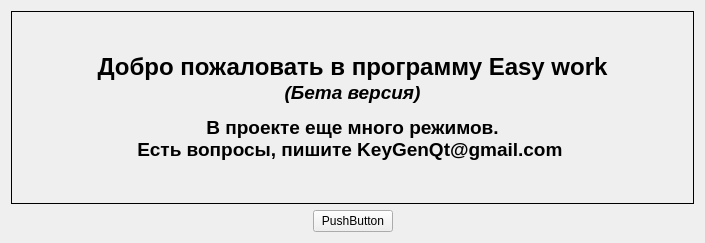
Qt form Easy-work/Plugin/CoreWidget/CoreWidget/corewidget.ui (KeyGen/Easy-work) before a commit.
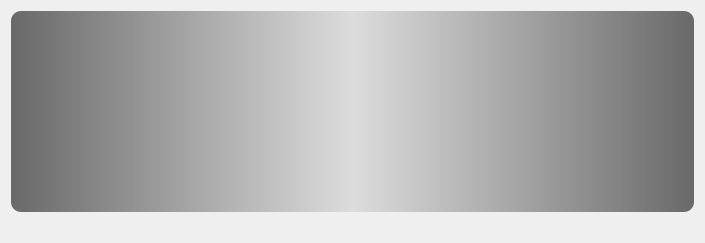
The same form after that commit.

Patch:
```diff
--- a/Easy-work/Plugin/CoreWidget/CoreWidget/corewidget.ui
+++ b/Easy-work/Plugin/CoreWidget/CoreWidget/corewidget.ui
@@ -27,26 +27,6 @@
      </property>
     </spacer>
    </item>
-   <item row="0" column="0" colspan="3">
-    <widget class="QLabel" name="label">
-     <property name="font">
-      <font>
-       <pointsize>18</pointsize>
-       <weight>75</weight>
-       <bold>true</bold>
-      </font>
-     </property>
-     <property name="frameShape">
-      <enum>QFrame::Box</enum>
-     </property>
-     <property name="text">
-      <string>&lt;html&gt;&lt;head/&gt;&lt;body&gt;&lt;p&gt;Добро пожаловать в программу Easy work&lt;br/&gt;&lt;span style=&quot; font-size:14pt; font-style:italic;&quot;&gt;(Бета версия)&lt;/span&gt;&lt;/p&gt;&lt;p&gt;&lt;span style=&quot; font-size:14pt;&quot;&gt;В проекте еще много режимов.&lt;br/&gt;Есть вопросы, пишите KeyGenQt@gmail.com &lt;/span&gt;&lt;/p&gt;&lt;/body&gt;&lt;/html&gt;</string>
-     </property>
-     <property name="alignment">
-      <set>Qt::AlignCenter</set>
-     </property>
-    </widget>
-   </item>
    <item row="1" column="2">
     <spacer name="horizontalSpacer_2">
      <property name="orientation">
@@ -60,11 +40,24 @@
      </property>
     </spacer>
    </item>
-   <item row="1" column="1">
-    <widget class="QPushButton" name="pushButton">
-     <property name="text">
-      <string>PushButton</string>
+   <item row="0" column="0" colspan="3">
+    <widget class="QWidget" name="widgetQml" native="true">
+     <property name="styleSheet">
+      <string notr="true">background: qlineargradient(x1:0, y1:0.5, x2:1, y2:0.5, stop:0 #696969, stop:0.5 #dcdcdc, stop:1 #696969);
+border-radius: 0px;
+border-top-left-radius: 10px;
+border-top-right-radius: 10px;
+border-bottom-right-radius: 10px;
+border-bottom-left-radius: 10px;</string>
      </property>
+     <layout class="QGridLayout" name="gridLayout">
+      <property name="margin">
+       <number>0</number>
+      </property>
+      <property name="spacing">
+       <number>0</number>
+      </property>
+     </layout>
     </widget>
    </item>
   </layout>
```
Left out of the diff: 3 changed lines with no effect on the pictures.
